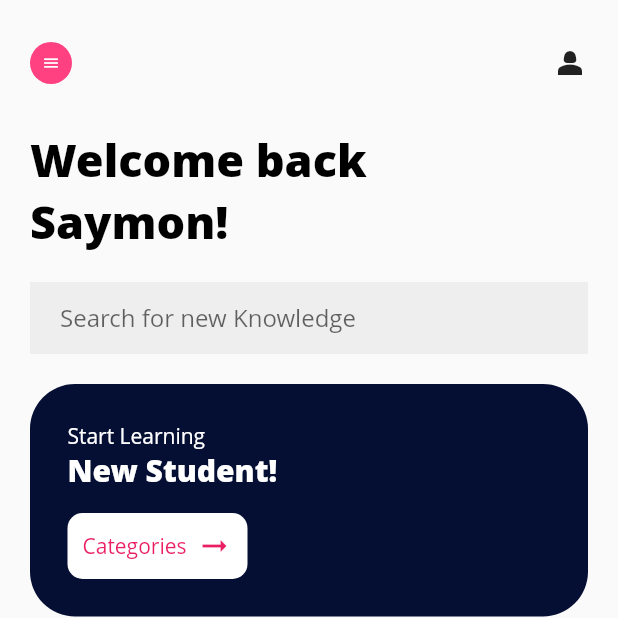
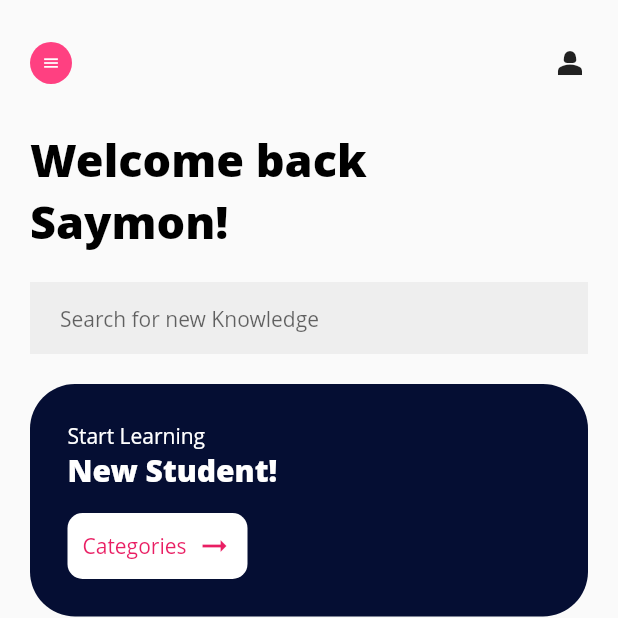
Before and after one commit to tinashemahwenda/ako_app, a Flutter app: the screen it shows after launch, on a phone screen of 412 x 824 dp, the top half of it. Run offline on Flutter 3.47's test engine with Material 2 defaults, Android fonts, the light colour scheme and no system bars.

Commit message:
Updated searchbar

```diff
--- a/lib/components/searchBar.dart
+++ b/lib/components/searchBar.dart
@@ -10,9 +10,11 @@ class searchBar extends StatelessWidget {
       color: Colors.grey[200],
       child: const TextField(
         decoration: InputDecoration(
-          border: InputBorder.none,
-          hintText: 'Search for new Knowledge',
-        ),
+            border: InputBorder.none,
+            hintText: 'Search for new Knowledge',
+            hintStyle: TextStyle(
+              fontSize: 14,
+            )),
       ),
     );
   }
```
